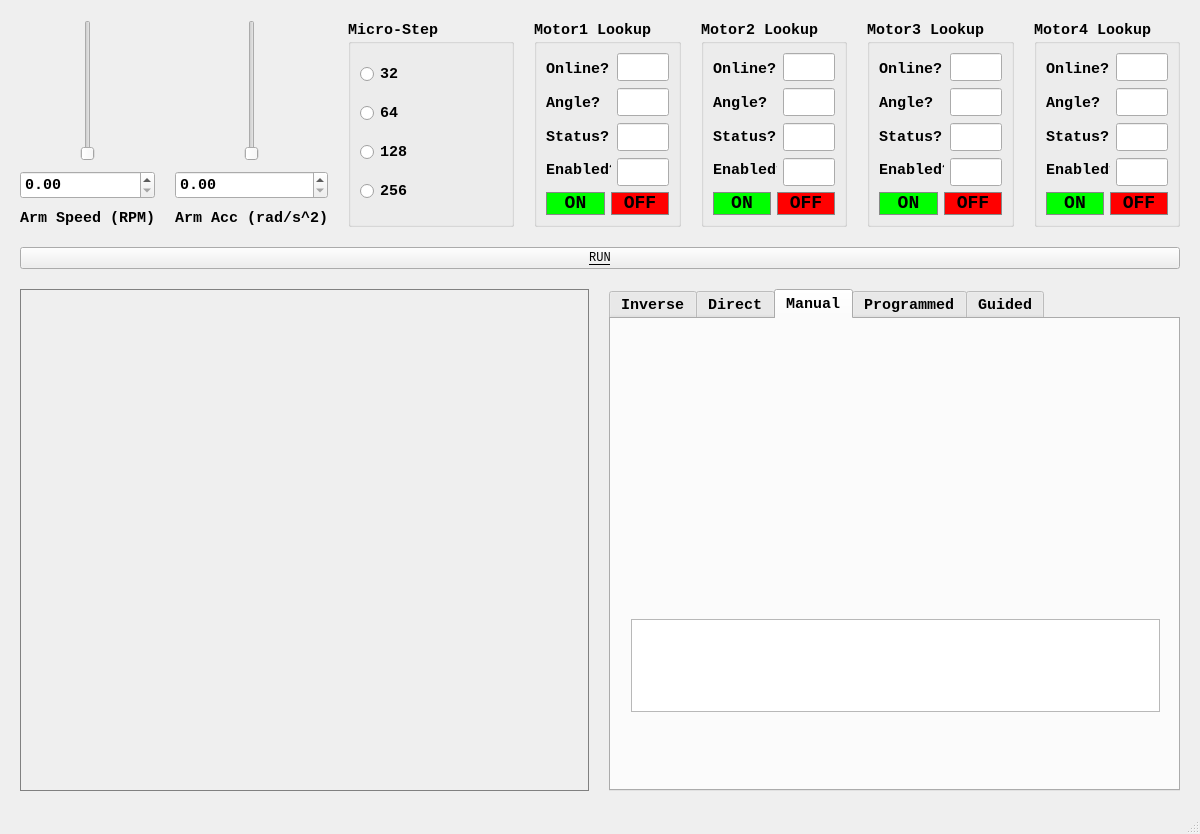
Old version of the form ARIS_SMART.ui in the repository ch342158/Aris_Smart_Robot.
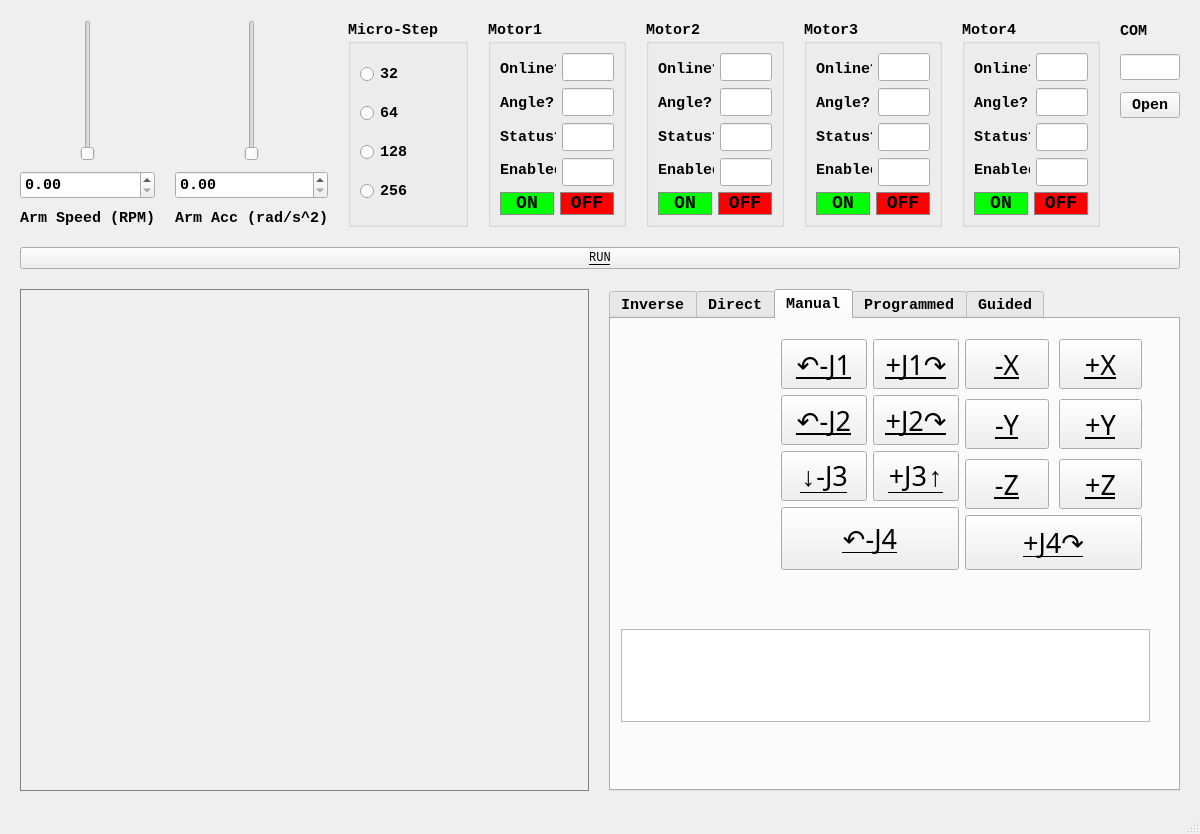
New version of the form. The open tabs and pages were chosen to show the change.

Diff of the .ui file:
```diff
--- a/ARIS_SMART.ui
+++ b/ARIS_SMART.ui
@@ -66,7 +66,7 @@
      <number>20</number>
     </property>
     <item>
-     <layout class="QHBoxLayout" name="horizontalLayout_13" stretch="4,4,1,12">
+     <layout class="QHBoxLayout" name="horizontalLayout_13" stretch="4,4,1,12,2">
       <property name="sizeConstraint">
        <enum>QLayout::SetNoConstraint</enum>
       </property>
@@ -219,17 +219,23 @@
       <item>
        <widget class="QGroupBox" name="MicroStepping_GroupBox">
         <property name="sizePolicy">
-         <sizepolicy hsizetype="Preferred" vsizetype="MinimumExpanding">
+         <sizepolicy hsizetype="Preferred" vsizetype="Preferred">
           <horstretch>0</horstretch>
           <verstretch>0</verstretch>
          </sizepolicy>
         </property>
         <property name="minimumSize">
          <size>
-          <width>166</width>
+          <width>120</width>
           <height>173</height>
          </size>
         </property>
+        <property name="maximumSize">
+         <size>
+          <width>120</width>
+          <height>16777215</height>
+         </size>
+        </property>
         <property name="title">
          <string>Micro-Step</string>
         </property>
@@ -276,7 +282,7 @@
         <item>
          <widget class="QGroupBox" name="motor_info_1">
           <property name="title">
-           <string>Motor1 Lookup</string>
+           <string>Motor1 </string>
           </property>
           <property name="checkable">
            <bool>false</bool>
@@ -485,7 +491,7 @@
         <item>
          <widget class="QGroupBox" name="motor_info_2">
           <property name="title">
-           <string>Motor2 Lookup</string>
+           <string>Motor2 </string>
           </property>
           <property name="checkable">
            <bool>false</bool>
@@ -694,7 +700,7 @@
         <item>
          <widget class="QGroupBox" name="motor_info_3">
           <property name="title">
-           <string>Motor3 Lookup</string>
+           <string>Motor3 </string>
           </property>
           <property name="checkable">
            <bool>false</bool>
@@ -903,7 +909,7 @@
         <item>
          <widget class="QGroupBox" name="motor_info_4">
           <property name="title">
-           <string>Motor4 Lookup</string>
+           <string>Motor4 </string>
           </property>
           <property name="checkable">
            <bool>false</bool>
@@ -1111,6 +1117,89 @@
         </item>
        </layout>
       </item>
+      <item>
+       <layout class="QVBoxLayout" name="verticalLayout_36" stretch="1,0,0,5">
+        <property name="spacing">
+         <number>12</number>
+        </property>
+        <item>
+         <widget class="QLabel" name="label_3">
+          <property name="sizePolicy">
+           <sizepolicy hsizetype="Expanding" vsizetype="Expanding">
+            <horstretch>0</horstretch>
+            <verstretch>0</verstretch>
+           </sizepolicy>
+          </property>
+          <property name="minimumSize">
+           <size>
+            <width>60</width>
+            <height>0</height>
+           </size>
+          </property>
+          <property name="maximumSize">
+           <size>
+            <width>60</width>
+            <height>16777215</height>
+           </size>
+          </property>
+          <property name="text">
+           <string>COM </string>
+          </property>
+         </widget>
+        </item>
+        <item>
+         <widget class="QLineEdit" name="comport_enter">
+          <property name="minimumSize">
+           <size>
+            <width>60</width>
+            <height>0</height>
+           </size>
+          </property>
+          <property name="maximumSize">
+           <size>
+            <width>60</width>
+            <height>16777215</height>
+           </size>
+          </property>
+         </widget>
+        </item>
+        <item>
+         <widget class="QPushButton" name="manual_COM_open">
+          <property name="minimumSize">
+           <size>
+            <width>60</width>
+            <height>0</height>
+           </size>
+          </property>
+          <property name="maximumSize">
+           <size>
+            <width>60</width>
+            <height>16777215</height>
+           </size>
+          </property>
+          <property name="text">
+           <string>Open</string>
+          </property>
+         </widget>
+        </item>
+        <item>
+         <spacer name="verticalSpacer">
+          <property name="orientation">
+           <enum>Qt::Vertical</enum>
+          </property>
+          <property name="sizeType">
+           <enum>QSizePolicy::Preferred</enum>
+          </property>
+          <property name="sizeHint" stdset="0">
+           <size>
+            <width>20</width>
+            <height>40</height>
+           </size>
+          </property>
+         </spacer>
+        </item>
+       </layout>
+      </item>
      </layout>
     </item>
     <item>
@@ -1160,6 +1249,12 @@
       </item>
       <item>
        <widget class="QTabWidget" name="tabWidget">
+        <property name="minimumSize">
+         <size>
+          <width>50</width>
+          <height>0</height>
+         </size>
+        </property>
         <property name="currentIndex">
          <number>1</number>
         </property>
@@ -2074,8 +2169,8 @@
          <widget class="QTextBrowser" name="inv_status_3">
           <property name="geometry">
            <rect>
-            <x>20</x>
-            <y>300</y>
+            <x>10</x>
+            <y>310</y>
             <width>529</width>
             <height>93</height>
            </rect>
@@ -2093,6 +2188,451 @@
            </size>
           </property>
          </widget>
+         <widget class="QWidget" name="layoutWidget">
+          <property name="geometry">
+           <rect>
+            <x>170</x>
+            <y>20</y>
+            <width>361</width>
+            <height>231</height>
+           </rect>
+          </property>
+          <layout class="QHBoxLayout" name="horizontalLayout_20">
+           <item>
+            <layout class="QVBoxLayout" name="verticalLayout_34">
+             <item>
+              <layout class="QHBoxLayout" name="horizontalLayout_19">
+               <item>
+                <layout class="QVBoxLayout" name="verticalLayout_32">
+                 <item>
+                  <widget class="QPushButton" name="pushButton_5">
+                   <property name="sizePolicy">
+                    <sizepolicy hsizetype="MinimumExpanding" vsizetype="MinimumExpanding">
+                     <horstretch>0</horstretch>
+                     <verstretch>0</verstretch>
+                    </sizepolicy>
+                   </property>
+                   <property name="minimumSize">
+                    <size>
+                     <width>50</width>
+                     <height>50</height>
+                    </size>
+                   </property>
+                   <property name="font">
+                    <font>
+                     <family>Franklin Gothic Demi</family>
+                     <pointsize>20</pointsize>
+                     <weight>50</weight>
+                     <bold>false</bold>
+                     <underline>true</underline>
+                    </font>
+                   </property>
+                   <property name="text">
+                    <string>↶-J1</string>
+                   </property>
+                  </widget>
+                 </item>
+                 <item>
+                  <widget class="QPushButton" name="pushButton_6">
+                   <property name="sizePolicy">
+                    <sizepolicy hsizetype="MinimumExpanding" vsizetype="MinimumExpanding">
+                     <horstretch>0</horstretch>
+                     <verstretch>0</verstretch>
+                    </sizepolicy>
+                   </property>
+                   <property name="minimumSize">
+                    <size>
+                     <width>50</width>
+                     <height>50</height>
+                    </size>
+                   </property>
+                   <property name="font">
+                    <font>
+                     <family>Franklin Gothic Demi</family>
+                     <pointsize>20</pointsize>
+                     <weight>50</weight>
+                     <bold>false</bold>
+                     <underline>true</underline>
+                    </font>
+                   </property>
+                   <property name="text">
+                    <string>↶-J2</string>
+                   </property>
+                  </widget>
+                 </item>
+                 <item>
+                  <widget class="QPushButton" name="pushButton_7">
+                   <property name="sizePolicy">
+                    <sizepolicy hsizetype="MinimumExpanding" vsizetype="MinimumExpanding">
+                     <horstretch>0</horstretch>
+                     <verstretch>0</verstretch>
+                    </sizepolicy>
+                   </property>
+                   <property name="minimumSize">
+                    <size>
+                     <width>50</width>
+                     <height>50</height>
+                    </size>
+                   </property>
+                   <property name="font">
+                    <font>
+                     <family>Franklin Gothic Demi</family>
+                     <pointsize>20</pointsize>
+                     <weight>50</weight>
+                     <bold>false</bold>
+                     <underline>true</underline>
+                    </font>
+                   </property>
+                   <property name="text">
+                    <string>↓-J3</string>
+                   </property>
+                  </widget>
+                 </item>
+                </layout>
+               </item>
+               <item>
+                <layout class="QVBoxLayout" name="verticalLayout_33">
+                 <item>
+                  <widget class="QPushButton" name="pushButton_11">
+                   <property name="sizePolicy">
+                    <sizepolicy hsizetype="MinimumExpanding" vsizetype="MinimumExpanding">
+                     <horstretch>0</horstretch>
+                     <verstretch>0</verstretch>
+                    </sizepolicy>
+                   </property>
+                   <property name="minimumSize">
+                    <size>
+                     <width>50</width>
+                     <height>50</height>
+                    </size>
+                   </property>
+                   <property name="font">
+                    <font>
+                     <family>Franklin Gothic Demi</family>
+                     <pointsize>20</pointsize>
+                     <weight>50</weight>
+                     <bold>false</bold>
+                     <underline>true</underline>
+                    </font>
+                   </property>
+                   <property name="text">
+                    <string>+J1↷</string>
+                   </property>
+                  </widget>
+                 </item>
+                 <item>
+                  <widget class="QPushButton" name="pushButton_12">
+                   <property name="sizePolicy">
+                    <sizepolicy hsizetype="MinimumExpanding" vsizetype="MinimumExpanding">
+                     <horstretch>0</horstretch>
+                     <verstretch>0</verstretch>
+                    </sizepolicy>
+                   </property>
+                   <property name="minimumSize">
+                    <size>
+                     <width>50</width>
+                     <height>50</height>
+                    </size>
+                   </property>
+                   <property name="font">
+                    <font>
+                     <family>Franklin Gothic Demi</family>
+                     <pointsize>20</pointsize>
+                     <weight>50</weight>
+                     <bold>false</bold>
+                     <underline>true</underline>
+                    </font>
+                   </property>
+                   <property name="text">
+                    <string>+J2↷</string>
+                   </property>
+                  </widget>
+                 </item>
+                 <item>
+                  <widget class="QPushButton" name="pushButton_13">
+                   <property name="sizePolicy">
+                    <sizepolicy hsizetype="MinimumExpanding" vsizetype="MinimumExpanding">
+                     <horstretch>0</horstretch>
+                     <verstretch>0</verstretch>
+                    </sizepolicy>
+                   </property>
+                   <property name="minimumSize">
+                    <size>
+                     <width>50</width>
+                     <height>50</height>
+                    </size>
+                   </property>
+                   <property name="font">
+                    <font>
+                     <family>Franklin Gothic Demi</family>
+                     <pointsize>20</pointsize>
+                     <weight>50</weight>
+                     <bold>false</bold>
+                     <underline>true</underline>
+                    </font>
+                   </property>
+                   <property name="text">
+                    <string>+J3↑</string>
+                   </property>
+                  </widget>
+                 </item>
+                </layout>
+               </item>
+              </layout>
+             </item>
+             <item>
+              <widget class="QPushButton" name="pushButton_15">
+               <property name="sizePolicy">
+                <sizepolicy hsizetype="MinimumExpanding" vsizetype="MinimumExpanding">
+                 <horstretch>0</horstretch>
+                 <verstretch>0</verstretch>
+                </sizepolicy>
+               </property>
+               <property name="minimumSize">
+                <size>
+                 <width>50</width>
+                 <height>50</height>
+                </size>
+               </property>
+               <property name="font">
+                <font>
+                 <family>Franklin Gothic Demi</family>
+                 <pointsize>20</pointsize>
+                 <weight>50</weight>
+                 <bold>false</bold>
+                 <underline>true</underline>
+                </font>
+               </property>
+               <property name="text">
+                <string>↶-J4</string>
+               </property>
+              </widget>
+             </item>
+            </layout>
+           </item>
+           <item>
+            <layout class="QVBoxLayout" name="verticalLayout_35">
+             <item>
+              <layout class="QHBoxLayout" name="horizontalLayout_18" stretch="1,1">
+               <property name="spacing">
+                <number>10</number>
+               </property>
+               <property name="sizeConstraint">
+                <enum>QLayout::SetNoConstraint</enum>
+               </property>
+               <property name="bottomMargin">
+                <number>0</number>
+               </property>
+               <item>
+                <layout class="QVBoxLayout" name="verticalLayout_26">
+                 <item>
+                  <widget class="QPushButton" name="pushButton_3">
+                   <property name="sizePolicy">
+                    <sizepolicy hsizetype="MinimumExpanding" vsizetype="MinimumExpanding">
+                     <horstretch>0</horstretch>
+                     <verstretch>0</verstretch>
+                    </sizepolicy>
+                   </property>
+                   <property name="minimumSize">
+                    <size>
+                     <width>50</width>
+                     <height>50</height>
+                    </size>
+                   </property>
+                   <property name="font">
+                    <font>
+                     <family>Franklin Gothic Demi</family>
+                     <pointsize>20</pointsize>
+                     <weight>50</weight>
+                     <bold>false</bold>
+                     <underline>true</underline>
+                    </font>
+                   </property>
+                   <property name="text">
+                    <string>-X</string>
+                   </property>
+                  </widget>
+                 </item>
+                 <item>
+                  <widget class="QPushButton" name="pushButton_2">
+                   <property name="sizePolicy">
+                    <sizepolicy hsizetype="MinimumExpanding" vsizetype="MinimumExpanding">
+                     <horstretch>0</horstretch>
+                     <verstretch>0</verstretch>
+                    </sizepolicy>
+                   </property>
+                   <property name="minimumSize">
+                    <size>
+                     <width>50</width>
+                     <height>50</height>
+                    </size>
+                   </property>
+                   <property name="font">
+                    <font>
+                     <family>Franklin Gothic Demi</family>
+                     <pointsize>20</pointsize>
+                     <weight>50</weight>
+                     <bold>false</bold>
+                     <underline>true</underline>
+                    </font>
+                   </property>
+                   <property name="text">
+                    <string>-Y</string>
+                   </property>
+                  </widget>
+                 </item>
+                 <item>
+                  <widget class="QPushButton" name="pushButton_4">
+                   <property name="sizePolicy">
+                    <sizepolicy hsizetype="MinimumExpanding" vsizetype="MinimumExpanding">
+                     <horstretch>0</horstretch>
+                     <verstretch>0</verstretch>
+                    </sizepolicy>
+                   </property>
+                   <property name="minimumSize">
+                    <size>
+                     <width>50</width>
+                     <height>50</height>
+                    </size>
+                   </property>
+                   <property name="font">
+                    <font>
+                     <family>Franklin Gothic Demi</family>
+                     <pointsize>20</pointsize>
+                     <weight>50</weight>
+                     <bold>false</bold>
+                     <underline>true</underline>
+                    </font>
+                   </property>
+                   <property name="text">
+                    <string>-Z</string>
+                   </property>
+                  </widget>
+                 </item>
+                </layout>
+               </item>
+               <item>
+                <layout class="QVBoxLayout" name="verticalLayout_27">
+                 <item>
+                  <widget class="QPushButton" name="pushButton_8">
+                   <property name="sizePolicy">
+                    <sizepolicy hsizetype="MinimumExpanding" vsizetype="MinimumExpanding">
+                     <horstretch>0</horstretch>
+                     <verstretch>0</verstretch>
+                    </sizepolicy>
+                   </property>
+                   <property name="minimumSize">
+                    <size>
+                     <width>50</width>
+                     <height>50</height>
+                    </size>
+                   </property>
+                   <property name="font">
+                    <font>
+                     <family>Franklin Gothic Demi</family>
+                     <pointsize>20</pointsize>
+                     <weight>50</weight>
+                     <bold>false</bold>
+                     <underline>true</underline>
+                    </font>
+                   </property>
+                   <property name="text">
+                    <string>+X</string>
+                   </property>
+                  </widget>
+                 </item>
+                 <item>
+                  <widget class="QPushButton" name="pushButton_9">
+                   <property name="sizePolicy">
+                    <sizepolicy hsizetype="MinimumExpanding" vsizetype="MinimumExpanding">
+                     <horstretch>0</horstretch>
+                     <verstretch>0</verstretch>
+                    </sizepolicy>
+                   </property>
+                   <property name="minimumSize">
+                    <size>
+                     <width>50</width>
+                     <height>50</height>
+                    </size>
+                   </property>
+                   <property name="font">
+                    <font>
+                     <family>Franklin Gothic Demi</family>
+                     <pointsize>20</pointsize>
+                     <weight>50</weight>
+                     <bold>false</bold>
+                     <underline>true</underline>
+                    </font>
+                   </property>
+                   <property name="text">
+                    <string>+Y</string>
+                   </property>
+                  </widget>
+                 </item>
+                 <item>
+                  <widget class="QPushButton" name="pushButton_10">
+                   <property name="sizePolicy">
+                    <sizepolicy hsizetype="MinimumExpanding" vsizetype="MinimumExpanding">
+                     <horstretch>0</horstretch>
+                     <verstretch>0</verstretch>
+                    </sizepolicy>
+                   </property>
+                   <property name="minimumSize">
+                    <size>
+                     <width>50</width>
+                     <height>50</height>
+                    </size>
+                   </property>
+                   <property name="font">
+                    <font>
+                     <family>Franklin Gothic Demi</family>
+                     <pointsize>20</pointsize>
+                     <weight>50</weight>
+                     <bold>false</bold>
+                     <underline>true</underline>
+                    </font>
+                   </property>
+                   <property name="text">
+                    <string>+Z</string>
+                   </property>
+                  </widget>
+                 </item>
+                </layout>
+               </item>
+              </layout>
+             </item>
+             <item>
+              <widget class="QPushButton" name="pushButton_14">
+               <property name="sizePolicy">
+                <sizepolicy hsizetype="MinimumExpanding" vsizetype="MinimumExpanding">
+                 <horstretch>0</horstretch>
+                 <verstretch>0</verstretch>
+                </sizepolicy>
+               </property>
+               <property name="minimumSize">
+                <size>
+                 <width>50</width>
+                 <height>50</height>
+                </size>
+               </property>
+               <property name="font">
+                <font>
+                 <family>Franklin Gothic Demi</family>
+                 <pointsize>20</pointsize>
+                 <weight>50</weight>
+                 <bold>false</bold>
+                 <underline>true</underline>
+                </font>
+               </property>
+               <property name="text">
+                <string>+J4↷</string>
+               </property>
+              </widget>
+             </item>
+            </layout>
+           </item>
+          </layout>
+         </widget>
         </widget>
         <widget class="QWidget" name="tab_4">
          <attribute name="title">
```
Left out of the diff: 49 changed lines with no effect on the pictures.
